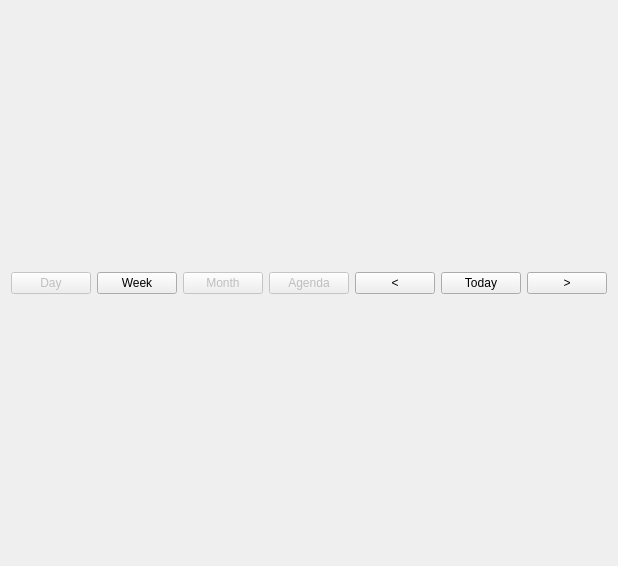
KDE/korganizer, file src/views/collectionview/quickview.ui: the form before one commit.
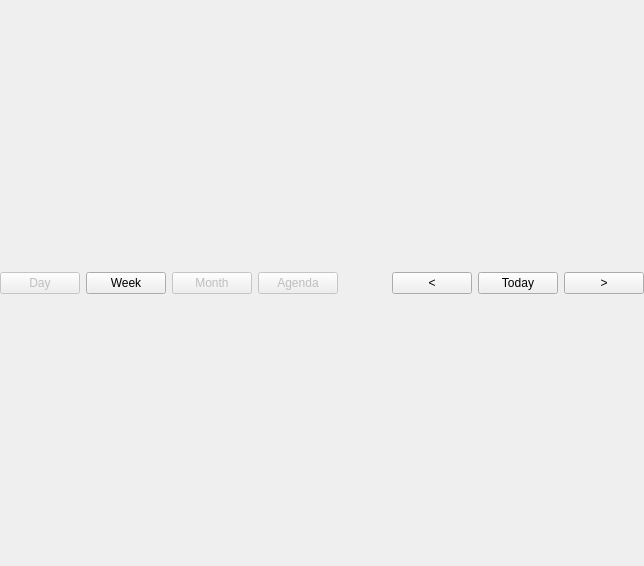
The form after the commit.

Commit message: Remove double margin

What changed in the file:
```diff
--- a/src/views/collectionview/quickview.ui
+++ b/src/views/collectionview/quickview.ui
@@ -6,11 +6,23 @@
    <rect>
     <x>0</x>
     <y>0</y>
-    <width>552</width>
+    <width>644</width>
     <height>566</height>
    </rect>
   </property>
   <layout class="QVBoxLayout" name="verticalLayout">
+   <property name="leftMargin">
+    <number>0</number>
+   </property>
+   <property name="topMargin">
+    <number>0</number>
+   </property>
+   <property name="rightMargin">
+    <number>0</number>
+   </property>
+   <property name="bottomMargin">
+    <number>0</number>
+   </property>
    <item>
     <layout class="QHBoxLayout" name="horizontalLayout">
      <item>
```
